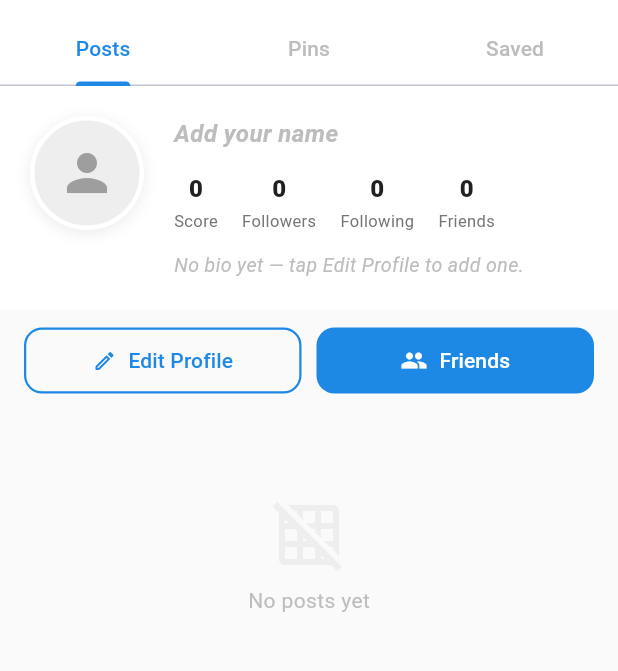
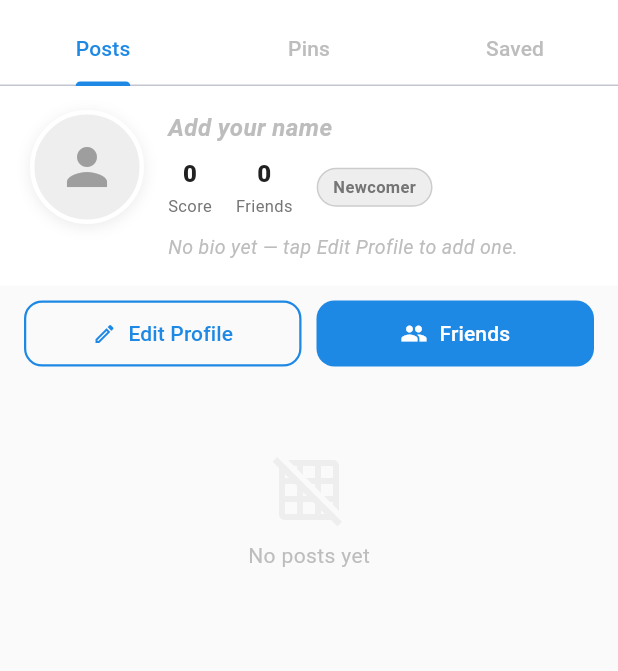
Before and after one commit to Konner-Yi/Adv-Mobile-Final-Project, a Flutter app: the ProfilePage screen opened directly, on a phone screen of 412 x 824 dp, the part 70-741 px from its top. Run offline on Flutter 3.47's test engine with Material 3 defaults, Android fonts, the phone set to English and light mode, and no system bars; our stand-ins replace cached_network_image, cloud_firestore, firebase_auth, firebase_core, firebase_storage, flutter_compass and 4 more; accounts and stored records are empty.

Commit message:
Slight adjustments to profile page, removed followers and following as its redundent with friends

```diff
--- a/gathering/lib/features/profile/profile_page.dart
+++ b/gathering/lib/features/profile/profile_page.dart
@@ -11,9 +11,6 @@ import 'profile_pins_grid.dart';
 import 'profile_saved_grid.dart';
 import 'profile_posts_grid.dart';
 
-// Placeholder grids to avoid errors
-
-
 class ProfilePage extends StatefulWidget {
   final String? uid;
   const ProfilePage({super.key, this.uid});
@@ -24,10 +21,10 @@ class ProfilePage extends StatefulWidget {
 
 class _ProfilePageState extends State<ProfilePage> {
   // Palette
-  static const Color blue = Color(0xFF1E88E5);
-  static const Color yellow = Color(0xFFFFD600);
-  static const Color white = Color(0xFFFFFFFF);
-  static const Color grey50 = Color(0xFFFAFAFA);
+  static const Color blue    = Color(0xFF1E88E5);
+  static const Color yellow  = Color(0xFFFFD600);
+  static const Color white   = Color(0xFFFFFFFF);
+  static const Color grey50  = Color(0xFFFAFAFA);
   static const Color grey100 = Color(0xFFF5F5F5);
   static const Color grey200 = Color(0xFFEEEEEE);
   static const Color grey400 = Color(0xFFBDBDBD);
@@ -77,40 +74,16 @@ class _ProfilePageState extends State<ProfilePage> {
 
   String _getReputationLabel(int score) {
     if (score >= 150) return 'Community Leader';
-    if (score >= 75) return 'Local Guide';
-    if (score >= 25) return 'Explorer';
+    if (score >= 75)  return 'Local Guide';
+    if (score >= 25)  return 'Explorer';
     return 'Newcomer';
   }
 
   Color _getReputationColor(int score) {
     if (score >= 150) return yellow;
-    if (score >= 75) return blue;
-    if (score >= 25) return const Color(0xFF43A047);
+    if (score >= 75)  return blue;
+    if (score >= 25)  return const Color(0xFF43A047);
     return grey600;
-  }
-
-  String _formatDate(dynamic ts) {
-    if (ts == null) return '';
-    try {
-      final dt = (ts as dynamic).toDate() as DateTime;
-      const months = [
-        'Jan',
-        'Feb',
-        'Mar',
-        'Apr',
-        'May',
-        'Jun',
-        'Jul',
-        'Aug',
-        'Sep',
-        'Oct',
-        'Nov',
-        'Dec'
-      ];
-      return '${months[dt.month - 1]} ${dt.year}';
-    } catch (_) {
-      return '';
-    }
   }
 
   @override
@@ -120,19 +93,17 @@ class _ProfilePageState extends State<ProfilePage> {
     return StreamBuilder<Map<String, dynamic>?>(
       stream: _profileStream(),
       builder: (context, snapshot) {
-        final profile = snapshot.data ?? {};
+        final profile  = snapshot.data ?? {};
         final username = profile['username'] ?? 'username';
         final realName = profile['realName'] ?? '';
         final pronouns = profile['pronouns'] ?? '';
-        final bio = profile['bio'] ?? '';
-        final country = profile['country'] ?? '';
+        final bio      = profile['bio'] ?? '';
+        final country  = profile['country'] ?? '';
         final photoUrl = profile['photoUrl'] ?? '';
         final scoreValue = profile['score'];
         final score = scoreValue is num
             ? scoreValue.toInt()
             : int.tryParse(scoreValue?.toString() ?? '') ?? 0;
-        final followers = profile['followers'] ?? 0;
-        final following = profile['following'] ?? 0;
         final friends = profile['friends'] is List
             ? (profile['friends'] as List).length
             : 0;
@@ -140,7 +111,7 @@ class _ProfilePageState extends State<ProfilePage> {
             ? (profile['incomingFriendRequests'] as List).length
             : 0;
         final rawTags = profile['tags'];
-        final tags = rawTags is List ? List<String>.from(rawTags) : <String>[];
+        final tags    = rawTags is List ? List<String>.from(rawTags) : <String>[];
         final reputationLabel = _getReputationLabel(score);
         final reputationColor = _getReputationColor(score);
 
@@ -184,22 +155,23 @@ class _ProfilePageState extends State<ProfilePage> {
                 // Avatar + Stats
                 Container(
                   color: white,
-                  padding: const EdgeInsets.all(20),
-                  child: Row(
+                  padding: const EdgeInsets.fromLTRB(20, 16, 20, 16),
+                  child: Column(
+                    crossAxisAlignment: CrossAxisAlignment.start,
+                    children: [
+                      Row(
                         crossAxisAlignment: CrossAxisAlignment.start,
                         children: [
                           _Avatar(photoUrl: photoUrl),
-                      const SizedBox(width: 20),
+                          const SizedBox(width: 16),
                           Expanded(
                             child: Column(
                               crossAxisAlignment: CrossAxisAlignment.start,
                               children: [
-                            // Name + pronouns
-                            Row(
-                              children: [
-                                Expanded(
-                                  child: Column(
-                                    crossAxisAlignment: CrossAxisAlignment.start,
+                                // Name + pronouns inline
+                                Wrap(
+                                  crossAxisAlignment: WrapCrossAlignment.center,
+                                  spacing: 8,
                                   children: [
                                     Text(
                                       realName.isEmpty ? 'Add your name' : realName,
@@ -214,7 +186,6 @@ class _ProfilePageState extends State<ProfilePage> {
                                     ),
                                     if (pronouns.isNotEmpty)
                                       Container(
-                                          margin: const EdgeInsets.only(top: 4),
                                         padding: const EdgeInsets.symmetric(
                                             horizontal: 8, vertical: 3),
                                         decoration: BoxDecoration(
@@ -230,31 +201,40 @@ class _ProfilePageState extends State<ProfilePage> {
                                       ),
                                   ],
                                 ),
+                                const SizedBox(height: 8),
+                                // Stats + badge inline
+                                Wrap(
+                                  crossAxisAlignment: WrapCrossAlignment.center,
+                                  spacing: 16,
+                                  runSpacing: 6,
+                                  children: [
+                                    _StatItem(value: score.toString(), label: 'Score'),
+                                    GestureDetector(
+                                      onTap: _openFriends,
+                                      child: _StatItem(
+                                          value: friends.toString(), label: 'Friends'),
+                                    ),
+                                    Container(
+                                      padding: const EdgeInsets.symmetric(
+                                          horizontal: 10, vertical: 4),
+                                      decoration: BoxDecoration(
+                                        color: reputationColor.withOpacity(0.12),
+                                        borderRadius: BorderRadius.circular(999),
+                                        border: Border.all(
+                                            color: reputationColor.withOpacity(0.28)),
+                                      ),
+                                      child: Text(
+                                        reputationLabel,
+                                        style: TextStyle(
+                                          color: reputationColor,
+                                          fontSize: 11,
+                                          fontWeight: FontWeight.w700,
+                                        ),
+                                      ),
                                     ),
                                   ],
                                 ),
-                            const SizedBox(height: 14),
-                            // Stats row
-                            Row(
-                              children: [
-                                _StatItem(value: score.toString(), label: 'Score'),
-                                const SizedBox(width: 16),
-                                _StatItem(value: followers.toString(), label: 'Followers'),
-                                const SizedBox(width: 16),
-                                _StatItem(value: following.toString(), label: 'Following'),
-                                const SizedBox(width: 16),
-                                GestureDetector(
-                                  onTap: () {
-                                    if (currentUid != null) {
-                                      // TODO: show friends
-                                    }
-                                  },
-                                  child:
-                                  _StatItem(value: friends.toString(), label: 'Friends'),
-                                ),
-                              ],
-                            ),
-                            const SizedBox(height: 12),
+                                const SizedBox(height: 10),
                                 // Bio
                                 Text(
                                   bio.isNotEmpty
@@ -264,17 +244,20 @@ class _ProfilePageState extends State<ProfilePage> {
                                       : 'No bio yet.',
                                   style: TextStyle(
                                       color: bio.isNotEmpty ? grey900 : grey400,
-                                  fontStyle:
-                                  bio.isNotEmpty ? FontStyle.normal : FontStyle.italic,
-                                  fontSize: 13),
+                                      fontStyle: bio.isNotEmpty
+                                          ? FontStyle.normal
+                                          : FontStyle.italic,
+                                      fontSize: 13,
+                                      height: 1.45),
                                 ),
                                 if (tags.isNotEmpty)
                                   Padding(
-                                padding: const EdgeInsets.only(top: 12),
+                                    padding: const EdgeInsets.only(top: 10),
                                     child: Wrap(
                                       spacing: 6,
                                       runSpacing: 6,
-                                  children: tags.map((t) => _TagChip(label: t)).toList(),
+                                      children:
+                                      tags.map((t) => _TagChip(label: t)).toList(),
                                     ),
                                   ),
                               ],
@@ -282,8 +265,10 @@ class _ProfilePageState extends State<ProfilePage> {
                           ),
                         ],
                       ),
+                    ],
                   ),
-                const SizedBox(height: 10),
+                ),
+                const SizedBox(height: 8),
 
                 // Own profile buttons
                 if (_isOwnProfile)
@@ -291,7 +276,6 @@ class _ProfilePageState extends State<ProfilePage> {
                     padding: const EdgeInsets.symmetric(horizontal: 16),
                     child: Row(
                       children: [
-                        // Edit Profile button
                         Expanded(
                           child: OutlinedButton.icon(
                             onPressed: () => _openEdit(profile),
@@ -306,8 +290,7 @@ class _ProfilePageState extends State<ProfilePage> {
                             ),
                           ),
                         ),
-                        const SizedBox(width: 10), // space between buttons
-                        // Friends button
+                        const SizedBox(width: 10),
                         Expanded(
                           child: ElevatedButton.icon(
                             onPressed: _openFriends,
@@ -329,7 +312,7 @@ class _ProfilePageState extends State<ProfilePage> {
                       ],
                     ),
                   ),
-                const SizedBox(height: 20),
+                const SizedBox(height: 8),
 
                 // Tabs content fills remaining space
                 Expanded(
@@ -376,7 +359,9 @@ class _SettingsButton extends StatelessWidget {
             Text(
               'Settings',
               style: TextStyle(
-                  color: Color(0xFF212121), fontSize: 13, fontWeight: FontWeight.w600),
+                  color: Color(0xFF212121),
+                  fontSize: 13,
+                  fontWeight: FontWeight.w600),
             ),
           ],
         ),
@@ -436,7 +421,8 @@ class _StatItem extends StatelessWidget {
                 fontSize: 16,
                 fontWeight: FontWeight.w800)),
         const SizedBox(height: 2),
-        Text(label, style: const TextStyle(color: Color(0xFF757575), fontSize: 11)),
+        Text(label,
+            style: const TextStyle(color: Color(0xFF757575), fontSize: 11)),
       ],
     );
   }
@@ -457,7 +443,9 @@ class _TagChip extends StatelessWidget {
       child: Text(
         label,
         style: const TextStyle(
-            color: Color(0xFF1E88E5), fontSize: 12, fontWeight: FontWeight.w500),
+            color: Color(0xFF1E88E5),
+            fontSize: 12,
+            fontWeight: FontWeight.w500),
       ),
     );
   }
```
Also changed, not shown: gathering/lib/features/profile/user_profile_page.dart (+13 -136 lines). Lines whose indentation alone changed are shown as unchanged.
